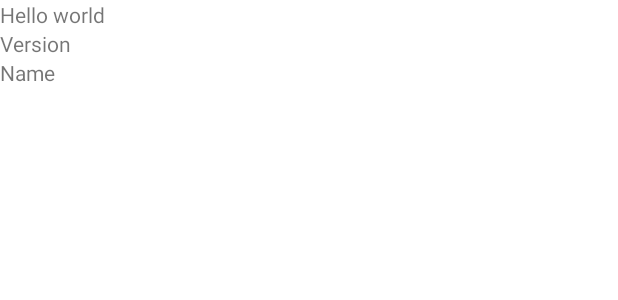
After one commit to gaal0007/AndroidLabs, an Android app: the layout drawer_header_layout.xml on its own in the app's theme, with its tools: preview values and no code run, on a phone screen of 412 x 824 dp. The commit adds this screen. Shown: the top 300 px of the screen. Run offline under Robolectric (Android 15) with nearby library versions, the phone set to English and light mode, and no system bars.

Commit message:
Finished Lab 8

```diff
--- a/app/src/main/java/com/example/androidlabs/ProfileActivity.java
+++ b/app/src/main/java/com/example/androidlabs/ProfileActivity.java
@@ -18,7 +18,7 @@ public class ProfileActivity extends AppCompatActivity {
     static Button mButton = null;
     static Button weatherButton = null;
     static Button toolbarButton = null;
-    int toolbarActivityResult;
+    int toolbarActivityResult = 0;
 
     @Override
     protected void onCreate(Bundle savedInstanceState) {
--- /dev/null
+++ b/app/src/main/res/layout/drawer_header_layout.xml
@@ -0,0 +1,19 @@
+<?xml version="1.0" encoding="utf-8"?>
+<LinearLayout
+    xmlns:android="http://schemas.android.com/apk/res/android" android:layout_width="match_parent"
+    android:layout_height="match_parent"
+    android:orientation="vertical">
+
+    <TextView
+        android:layout_width="match_parent"
+        android:layout_height="wrap_content"
+        android:text="Hello world" />
+    <TextView
+        android:layout_width="match_parent"
+        android:layout_height="wrap_content"
+        android:text="Version" />
+    <TextView
+        android:layout_width="match_parent"
+        android:layout_height="wrap_content"
+        android:text="Name" />
+</LinearLayout>
```
Also changed, not shown: app/src/main/java/com/example/androidlabs/TestToolbar.java (+34 -1 lines), app/src/main/res/layout/activity_test_toolbar.xml (+33 -3 lines), app/src/main/res/menu/nav_menu.xml (added, +17 -0 lines), app/src/main/res/menu/test_menu.xml (+0 -12 lines).
